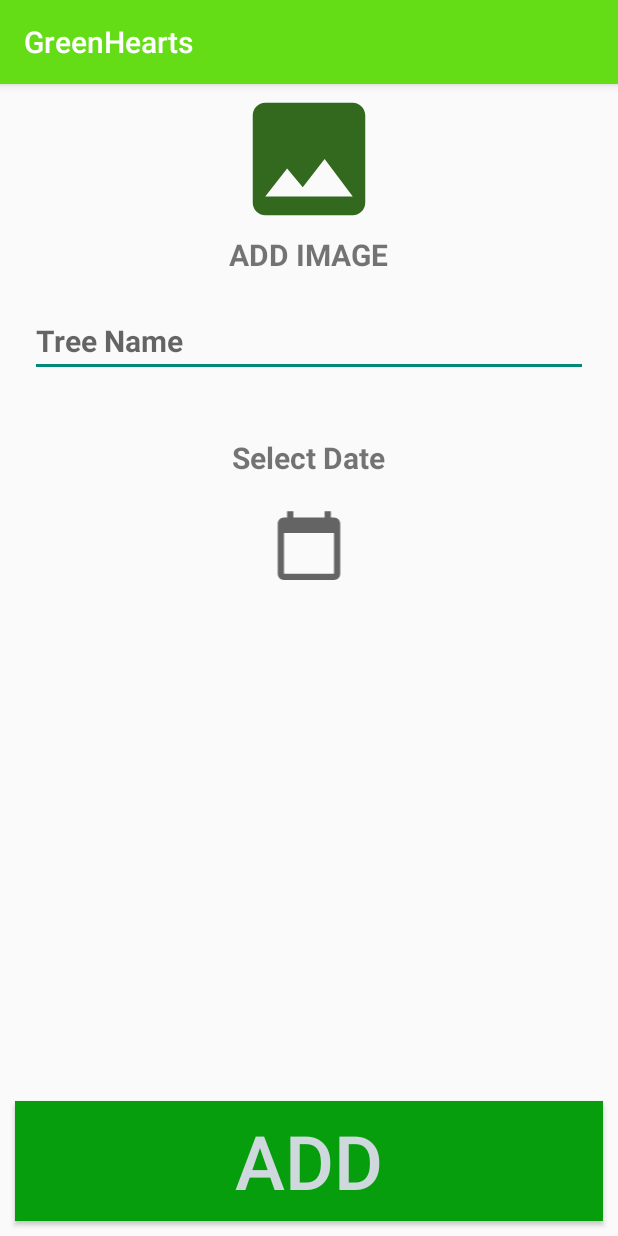
After one commit to SwethaRajakumar2001/GreenHearts, an Android app: the AddPlants screen opened directly, with no data from a screen before it, on a phone screen of 412 x 824 dp. The commit adds this screen. Run offline under Robolectric (Android 15) with nearby library versions, the phone set to English and light mode, and no system bars.

```diff
--- a/app/src/main/AndroidManifest.xml
+++ b/app/src/main/AndroidManifest.xml
@@ -13,10 +13,13 @@
         android:roundIcon="@mipmap/ic_launcher_round"
         android:supportsRtl="true"
         android:theme="@style/AppTheme">
+        <activity android:name=".CalenderView"></activity>
+        <activity android:name=".AddPlants" />
+        <activity android:name=".Myplants" />
+
         <uses-library
             android:name="com.google.android.wearable"
             android:required="true" />
-
         <!--
                Set to true if your app is Standalone, that is, it does not require the handheld
                app to run.
--- /dev/null
+++ b/app/src/main/java/com/example/greenhearts/AddPlants.java
@@ -0,0 +1,14 @@
+package com.example.greenhearts;
+
+import android.os.Bundle;
+
+import androidx.appcompat.app.AppCompatActivity;
+
+public class AddPlants extends AppCompatActivity {
+
+    @Override
+    protected void onCreate(Bundle savedInstanceState) {
+        super.onCreate(savedInstanceState);
+        setContentView(R.layout.activity_add_plants);
+    }
+}
--- /dev/null
+++ b/app/src/main/res/drawable/ic_baseline_calendar_today_24.xml
@@ -0,0 +1,10 @@
+<vector xmlns:android="http://schemas.android.com/apk/res/android"
+    android:width="24dp"
+    android:height="24dp"
+    android:viewportWidth="24"
+    android:viewportHeight="24"
+    android:tint="?attr/colorControlNormal">
+  <path
+      android:fillColor="@android:color/white"
+      android:pathData="M20,3h-1L19,1h-2v2L7,3L7,1L5,1v2L4,3c-1.1,0 -2,0.9 -2,2v16c0,1.1 0.9,2 2,2h16c1.1,0 2,-0.9 2,-2L22,5c0,-1.1 -0.9,-2 -2,-2zM20,21L4,21L4,8h16v13z"/>
+</vector>
--- /dev/null
+++ b/app/src/main/res/layout/activity_add_plants.xml
@@ -0,0 +1,61 @@
+<?xml version="1.0" encoding="utf-8"?>
+<RelativeLayout xmlns:android="http://schemas.android.com/apk/res/android"
+    xmlns:app="http://schemas.android.com/apk/res-auto"
+    xmlns:tools="http://schemas.android.com/tools"
+    android:layout_width="match_parent"
+    android:layout_height="match_parent"
+    tools:context=".AddPlants">
+    <ImageView
+        android:layout_width="100dp"
+        android:layout_height="100dp"
+        android:id="@+id/addtree"
+        android:layout_centerHorizontal="true"
+        android:src="@drawable/pickimg"/>
+    <TextView
+        android:layout_width="wrap_content"
+        android:layout_height="wrap_content"
+        android:layout_below="@id/addtree"
+        android:id="@+id/addt"
+        android:text="ADD IMAGE"
+        android:layout_centerHorizontal="true"
+        android:textStyle="bold"
+        android:textSize="20sp"/>
+    <EditText
+        android:layout_width="match_parent"
+        android:layout_height="wrap_content"
+        android:layout_below="@id/addt"
+        android:hint="Tree Name"
+        android:textStyle="bold"
+        android:textSize="20sp"
+        android:layout_margin="20dp"
+        android:id="@+id/etreeename"/>
+   <TextView
+       android:layout_width="wrap_content"
+       android:layout_height="wrap_content"
+       android:id="@+id/date"
+       android:layout_below="@id/etreeename"
+       android:text="Select Date"
+       android:textSize="20sp"
+       android:layout_margin="20dp"
+       android:layout_centerHorizontal="true"
+       android:textStyle="bold"></TextView>
+    <ImageView
+        android:layout_width="500dp"
+        android:layout_height="50dp"
+        android:layout_below="@id/date"
+        android:layout_centerHorizontal="true"
+        android:id="@+id/cal"
+        android:src="@drawable/ic_baseline_calendar_today_24"/>
+    <Button
+        android:id="@+id/addbut"
+        android:layout_width="match_parent"
+        android:layout_height="80dp"
+        android:layout_marginStart="10dp"
+        android:layout_marginEnd="10dp"
+        android:layout_marginBottom="10dp"
+        android:background="@color/colorMediumGreen"
+        android:text="ADD"
+        android:textColor="@color/colorBluishGray"
+        android:textSize="50sp"
+        android:layout_alignParentBottom="true"/>
+</RelativeLayout>
```
Also changed, not shown: app/src/main/java/com/example/greenhearts/CalenderView.java (added, +14 -0 lines), app/src/main/java/com/example/greenhearts/Myplants.java (added, +14 -0 lines), app/src/main/java/com/example/greenhearts/ProfileFragment.java (added, +18 -0 lines), app/src/main/res/drawable/ic_baseline_add_photo_alternate_24.xml (added, +10 -0 lines), app/src/main/res/layout/activity_calender_view.xml (added, +13 -0 lines), app/src/main/res/layout/activity_myplants.xml (added, +9 -0 lines), app/src/main/res/layout/mytrees_style.xml (added, +62 -0 lines), app/src/main/res/layout/profile.xml (+27 -12 lines), app/src/main/res/drawable/tree.jpg (added).
